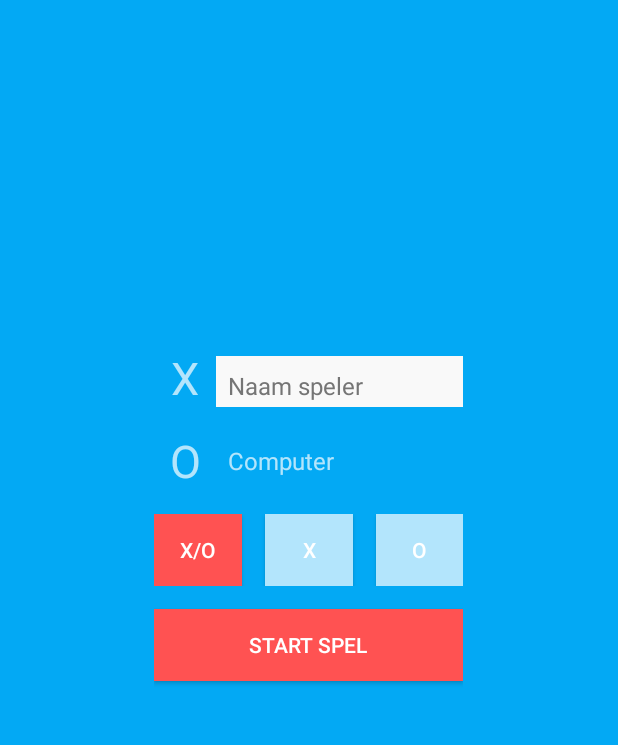
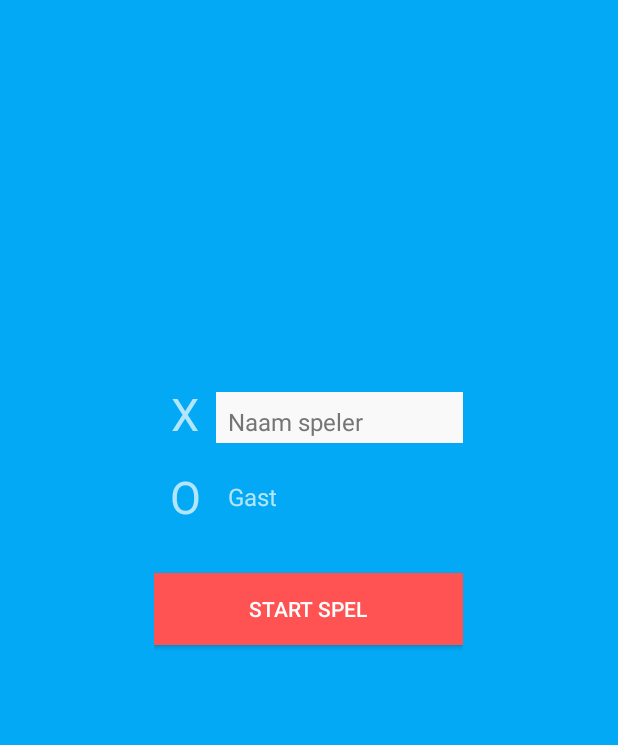
Before and after one commit to wbjari/MPGame, an Android app: the screen it shows after launch (PregameActivity), after a tap on "START SPEL", on a phone screen of 412 x 824 dp, the part 141-886 px from its top. Run offline under Robolectric (Android 15) with nearby library versions, the phone set to English and light mode, and no system bars.

Commit message:
Mogelijkheid om karakter te kiezen verwijderd

```diff
--- a/TicTacToe/app/src/main/java/com/example/gebruiker/tictactoe/view/PregameActivity.java
+++ b/TicTacToe/app/src/main/java/com/example/gebruiker/tictactoe/view/PregameActivity.java
@@ -17,7 +17,7 @@ import com.example.gebruiker.tictactoe.R;
  * Created by Gebruiker on 2017-01-17.
  */
 
-public class PregameActivity extends AppCompatActivity implements View.OnClickListener {
+public class PregameActivity extends AppCompatActivity {
 
     private static final String TAG = "PregameActivity";
 
@@ -37,16 +37,7 @@ public class PregameActivity extends AppCompatActivity implements View.OnClickLi
         final EditText inputPlayerName = (EditText) findViewById(R.id.playerName);
 
         // Standaard beginspeler
-        startFigure = "R";
-
-        // Knoppen om beginspeler te kiezen
-        buttonXPregame = (Button) findViewById(R.id.xPregame);
-        buttonOPregame = (Button) findViewById(R.id.oPregame);
-        buttonRandomPregame = (Button) findViewById(R.id.randomPregame);
-
-        buttonXPregame.setOnClickListener(this);
-        buttonOPregame.setOnClickListener(this);
-        buttonRandomPregame.setOnClickListener(this);
+        startFigure = "O";
 
         Button buttonStartGame = (Button) findViewById(R.id.startGame);
         buttonStartGame.setOnClickListener(new View.OnClickListener() {
@@ -92,43 +83,4 @@ public class PregameActivity extends AppCompatActivity implements View.OnClickLi
         });
     }
 
-    @Override
-    public void onClick(View view) {
-
-        // Als knop is ingedrukt zet actief anders inactief
-        if (view.getId() == R.id.xPregame) {
-            Log.i(TAG, "onClick: set starting player: X");
-            // Kruisje begint
-            startFigure = "X";
-            // knop actief
-            buttonXPregame.setBackgroundColor(ContextCompat.getColor(getBaseContext(), R.color.accent));
-        } else {
-            // knop inactief
-            buttonXPregame.setBackgroundColor(ContextCompat.getColor(getBaseContext(), R.color.primary_light));
-        }
-
-        // Als knop is ingedrukt zet actief anders inactief
-        if (view.getId() == R.id.oPregame) {
-            Log.i(TAG, "onClick: set starting player: O");
-            // Rondje begint
-            startFigure = "O";
-            // knop actief
-            buttonOPregame.setBackgroundColor(ContextCompat.getColor(getBaseContext(), R.color.accent));
-        } else {
-            // knop inactief
-            buttonOPregame.setBackgroundColor(ContextCompat.getColor(getBaseContext(), R.color.primary_light));
-        }
-
-        // Als knop is ingedrukt zet actief anders inactief
-        if (view.getId() == R.id.randomPregame) {
-            Log.i(TAG, "onClick: set starting player: R");
-            // Kruisje of rondje begint (Willekeurig)
-            startFigure = "R";
-            // knop actief
-            buttonRandomPregame.setBackgroundColor(ContextCompat.getColor(getBaseContext(), R.color.accent));
-        } else {
-            // knop inactief
-            buttonRandomPregame.setBackgroundColor(ContextCompat.getColor(getBaseContext(), R.color.primary_light));
-        }
-    }
 }
--- a/TicTacToe/app/src/main/res/layout/activity_pregame.xml
+++ b/TicTacToe/app/src/main/res/layout/activity_pregame.xml
@@ -104,35 +104,6 @@
                 android:layout_weight=".5"
                 android:layout_marginBottom="15dp">
 
-                <Button
-                    android:text="@string/figureRandom"
-                    android:layout_width="wrap_content"
-                    android:layout_height="wrap_content"
-                    android:id="@+id/randomPregame"
-                    android:layout_weight="1"
-                    android:background="@color/accent"
-                    android:layout_marginEnd="15dp"
-                    tools:ignore="ButtonStyle" />
-
-                <Button
-                    android:text="@string/figureX"
-                    android:layout_width="wrap_content"
-                    android:layout_height="wrap_content"
-                    android:id="@+id/xPregame"
-                    android:layout_weight="1"
-                    android:background="@color/primary_light"
-                    android:layout_marginEnd="15dp"
-                    tools:ignore="ButtonStyle" />
-
-                <Button
-                    android:text="@string/figureO"
-                    android:layout_width="wrap_content"
-                    android:layout_height="wrap_content"
-                    android:id="@+id/oPregame"
-                    android:layout_weight="1"
-                    android:background="@color/primary_light"
-                    tools:ignore="ButtonStyle" />
-
             </LinearLayout>
 
             <Button
--- a/TicTacToe/app/src/main/res/values/strings.xml
+++ b/TicTacToe/app/src/main/res/values/strings.xml
@@ -8,7 +8,7 @@
     <string name="exit">Afsluiten</string>
 
     <string name="playername">Naam speler</string>
-    <string name="computername">Computer</string>
+    <string name="computername">Gast</string>
     <string name="figureX">X</string>
     <string name="figureO">O</string>
     <string name="figureRandom">X/O</string>
```
